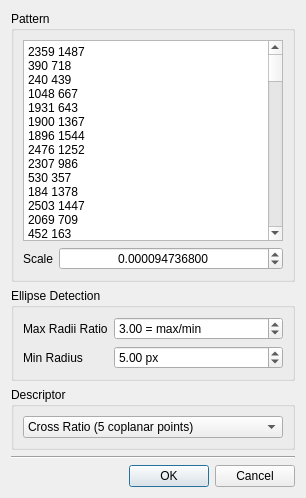
The window that app/ui/RandomFeatureFinder.ui (xalpha/iris) describes before a commit, drawn with Qt 5.
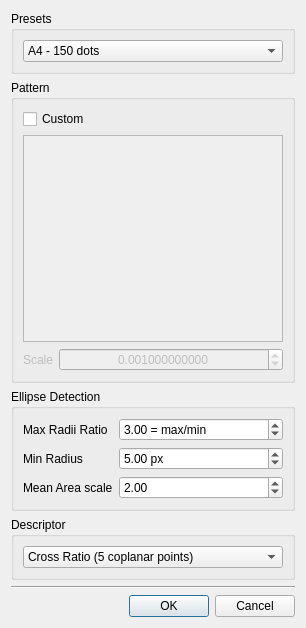
The same window after the commit.

Commit message: added control for the mean area scale

Patch:
```diff
--- a/app/ui/RandomFeatureFinder.ui
+++ b/app/ui/RandomFeatureFinder.ui
@@ -7,7 +7,7 @@
     <x>0</x>
     <y>0</y>
     <width>306</width>
-    <height>498</height>
+    <height>628</height>
    </rect>
   </property>
   <property name="sizePolicy">
@@ -20,188 +20,99 @@
    <string>Random Feature Finder Settings</string>
   </property>
   <layout class="QVBoxLayout" name="verticalLayout">
+   <item>
+    <widget class="QGroupBox" name="groupBox_4">
+     <property name="title">
+      <string>Presets</string>
+     </property>
+     <layout class="QVBoxLayout" name="verticalLayout_3">
+      <item>
+       <widget class="QComboBox" name="preset">
+        <item>
+         <property name="text">
+          <string>A4 - 150 dots</string>
+         </property>
+        </item>
+        <item>
+         <property name="text">
+          <string>A4 - 200 dots</string>
+         </property>
+        </item>
+        <item>
+         <property name="text">
+          <string>A3 - 800 dots</string>
+         </property>
+        </item>
+        <item>
+         <property name="text">
+          <string>A2 - 800 dots</string>
+         </property>
+        </item>
+        <item>
+         <property name="text">
+          <string>A2 - 1600 dots</string>
+         </property>
+        </item>
+       </widget>
+      </item>
+     </layout>
+    </widget>
+   </item>
    <item>
     <widget class="QGroupBox" name="groupBox">
+     <property name="enabled">
+      <bool>true</bool>
+     </property>
      <property name="title">
       <string>Pattern</string>
      </property>
      <layout class="QFormLayout" name="formLayout_2">
-      <item row="1" column="0">
+      <item row="2" column="0">
        <widget class="QLabel" name="label_3">
+        <property name="enabled">
+         <bool>false</bool>
+        </property>
         <property name="text">
          <string>Scale</string>
         </property>
        </widget>
       </item>
-      <item row="1" column="1">
+      <item row="2" column="1">
        <widget class="QDoubleSpinBox" name="scale">
+        <property name="enabled">
+         <bool>false</bool>
+        </property>
         <property name="alignment">
          <set>Qt::AlignCenter</set>
         </property>
         <property name="decimals">
          <number>12</number>
         </property>
+        <property name="maximum">
+         <double>99999999.989999994635582</double>
+        </property>
         <property name="value">
-         <double>0.000094736800000</double>
+         <double>0.001000000000000</double>
         </property>
        </widget>
       </item>
-      <item row="0" column="0" colspan="2">
+      <item row="1" column="0" colspan="2">
        <widget class="QPlainTextEdit" name="points">
+        <property name="enabled">
+         <bool>false</bool>
+        </property>
         <property name="horizontalScrollBarPolicy">
          <enum>Qt::ScrollBarAlwaysOff</enum>
         </property>
         <property name="plainText">
-         <string notr="true">2359 1487
-390 718
-240 439
-1048 667
-1931 643
-1900 1367
-1896 1544
-2476 1252
-2307 986
-530 357
-184 1378
-2503 1447
-2069 709
-452 163
-1159 1647
-632 432
-2242 1644
-1743 1501
-1089 1129
-1494 292
-356 1154
-800 1033
-155 1575
-1181 1397
-663 823
-2088 959
-529 1392
-891 356
-1534 681
-391 344
-618 1539
-985 1230
-1164 162
-2188 384
-1319 792
-984 953
-2074 1399
-1345 1166
-1503 1061
-873 798
-1563 939
-1604 499
-2348 147
-788 620
-1960 1201
-234 669
-1966 379
-933 1396
-1638 188
-2387 335
-2537 1141
-2394 604
-2278 483
-1309 507
-879 1141
-836 1307
-330 1426
-1448 449
-730 1368
-1159 333
-1774 652
-1745 795
-266 901
-2231 1320
-2163 253
-1742 1023
-347 508
-524 580
-1676 1302
-2101 1641
-1956 522
-1132 1009
-1466 1368
-2011 1069
-1808 912
-1370 1573
-629 1667
-995 227
-1184 818
-1029 1529
-1933 926
-487 920
-2563 838
-130 1130
-1471 817
-695 327
-1840 483
-120 1255
-1340 920
-1217 1121
-2387 1350
-609 1118
-2197 615
-498 1594
-989 546
-243 224
-1306 1350
-2517 276
-1333 168
-2368 744
-778 180
-2523 399
-2230 798
-428 1038
-1853 283
-1348 291
-769 1636
-1917 790
-2442 1001
-2424 1667
-1813 162
-1768 1620
-1484 1244
-1467 149
-2431 849
-1513 1489
-1277 1471
-1702 1167
-1720 279
-1010 380
-907 1602
-1553 1624
-575 228
-2030 134
-284 1044
-2324 1190
-348 1619
-1163 456
-665 571
-1875 1053
-1271 631
-516 1259
-605 699
-2118 522
-2548 553
-124 314
-1409 703
-277 1254
-173 991
-2044 269
-897 141
-795 491
-2208 1459
-2579 170
-910 644
-612 945
-2568 1637
-2563 1023
-531 795
-743 1222</string>
+         <string notr="true"/>
+        </property>
+       </widget>
+      </item>
+      <item row="0" column="0" colspan="2">
+       <widget class="QCheckBox" name="custom_pattern">
+        <property name="text">
+         <string>Custom</string>
         </property>
        </widget>
       </item>
@@ -260,6 +171,26 @@
         </property>
        </widget>
       </item>
+      <item row="3" column="0">
+       <widget class="QLabel" name="label_4">
+        <property name="text">
+         <string>Mean Area scale</string>
+        </property>
+       </widget>
+      </item>
+      <item row="3" column="1">
+       <widget class="QDoubleSpinBox" name="mean_area">
+        <property name="minimum">
+         <double>0.100000000000000</double>
+        </property>
+        <property name="singleStep">
+         <double>0.500000000000000</double>
+        </property>
+        <property name="value">
+         <double>2.000000000000000</double>
+        </property>
+       </widget>
+      </item>
      </layout>
     </widget>
    </item>
```
Left out of the diff: 64 changed lines with no effect on the pictures. The commit also changes 3 other files.
